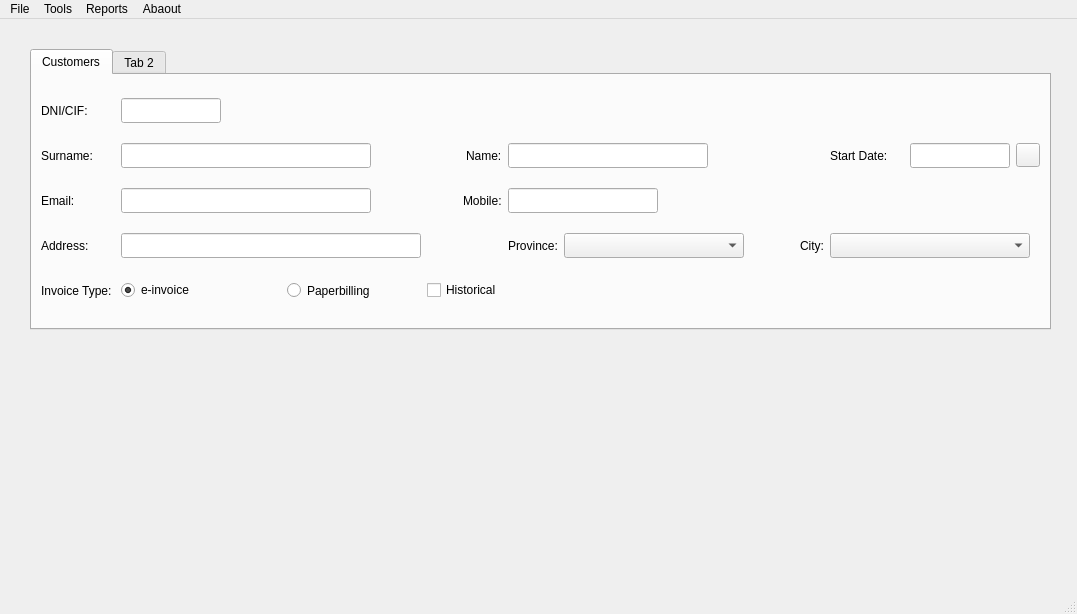
This is templates/window.ui in MiguelRQ24/espresa_teis as Qt 5 draws it before an edit. The edited form follows.
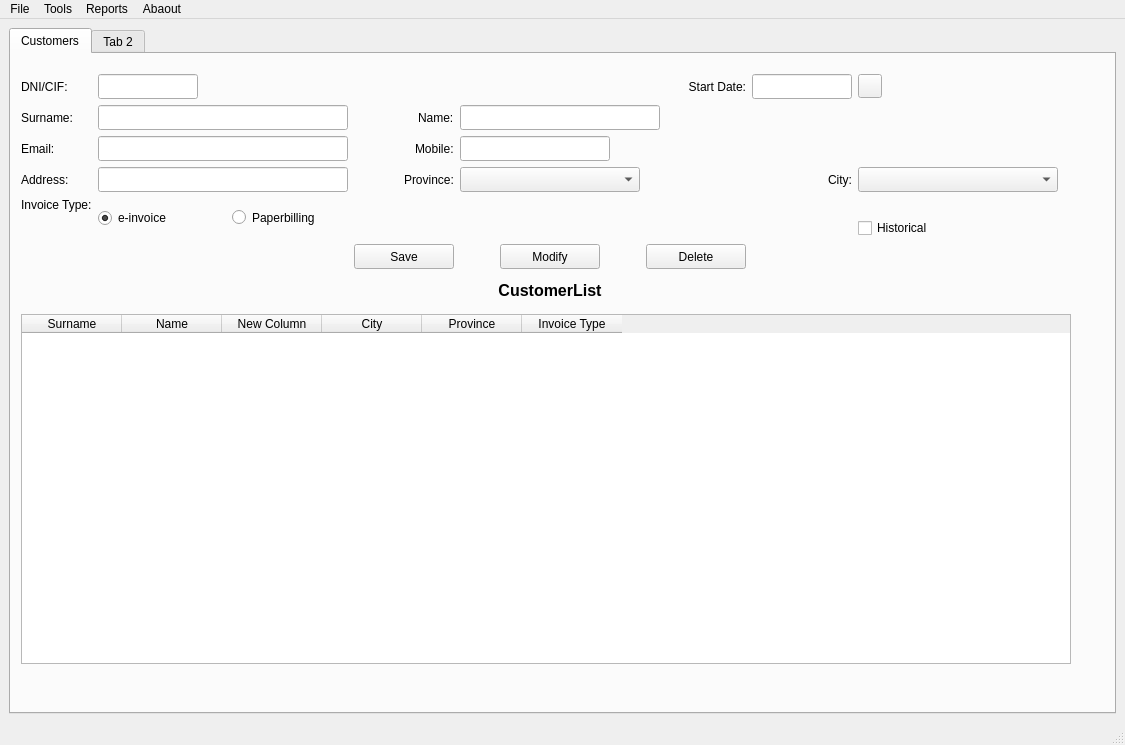
This is the edited form. Icons and pictures are not drawn.

Commit message: feat(window.ui):Crear la tabla donde apareceran los clientes y sus botones

What changed in the file:
```diff
--- a/templates/window.ui
+++ b/templates/window.ui
@@ -6,23 +6,17 @@
    <rect>
     <x>0</x>
     <y>0</y>
-    <width>1077</width>
-    <height>614</height>
+    <width>1125</width>
+    <height>745</height>
    </rect>
   </property>
   <property name="windowTitle">
    <string>EmpresaTeis</string>
   </property>
   <widget class="QWidget" name="centralwidget">
+   <layout class="QHBoxLayout" name="horizontalLayout">
+    <item>
    <widget class="QTabWidget" name="panMain">
-    <property name="geometry">
-     <rect>
-      <x>30</x>
-      <y>30</y>
-      <width>1021</width>
-      <height>281</height>
-     </rect>
-    </property>
     <property name="currentIndex">
      <number>0</number>
     </property>
@@ -30,12 +24,267 @@
      <attribute name="title">
       <string>Customers</string>
      </attribute>
-     <layout class="QGridLayout" name="gridLayout">
+       <widget class="QTableWidget" name="tableCustomerList">
+        <property name="geometry">
+         <rect>
+          <x>10</x>
+          <y>260</y>
+          <width>1050</width>
+          <height>350</height>
+         </rect>
+        </property>
+        <property name="minimumSize">
+         <size>
+          <width>1050</width>
+          <height>200</height>
+         </size>
+        </property>
+        <column>
+         <property name="text">
+          <string>Surname</string>
+         </property>
+        </column>
+        <column>
+         <property name="text">
+          <string>Name</string>
+         </property>
+        </column>
+        <column>
+         <property name="text">
+          <string>New Column</string>
+         </property>
+        </column>
+        <column>
+         <property name="text">
+          <string>City</string>
+         </property>
+        </column>
+        <column>
+         <property name="text">
+          <string>Province</string>
+         </property>
+        </column>
+        <column>
+         <property name="text">
+          <string>Invoice Type</string>
+         </property>
+        </column>
+       </widget>
+       <widget class="QWidget" name="layoutWidget">
+        <property name="geometry">
+         <rect>
+          <x>10</x>
+          <y>20</y>
+          <width>1051</width>
+          <height>229</height>
+         </rect>
+        </property>
+        <layout class="QGridLayout" name="gridLayout_2">
+         <item row="0" column="6">
+          <widget class="QLineEdit" name="txtAltacli">
+           <property name="minimumSize">
+            <size>
+             <width>100</width>
+             <height>25</height>
+            </size>
+           </property>
+           <property name="maximumSize">
+            <size>
+             <width>100</width>
+             <height>25</height>
+            </size>
+           </property>
+           <property name="text">
+            <string/>
+           </property>
+           <property name="alignment">
+            <set>Qt::AlignCenter</set>
+           </property>
+          </widget>
+         </item>
+         <item row="0" column="7">
+          <widget class="QPushButton" name="btnFechaaltacli">
+           <property name="maximumSize">
+            <size>
+             <width>24</width>
+             <height>24</height>
+            </size>
+           </property>
+           <property name="text">
+            <string/>
+           </property>
+           <property name="icon">
+            <iconset>
+             <normaloff>../img/calendar.png</normaloff>../img/calendar.png</iconset>
+           </property>
+           <property name="iconSize">
+            <size>
+             <width>24</width>
+             <height>24</height>
+            </size>
+           </property>
+          </widget>
+         </item>
+         <item row="6" column="5">
+          <widget class="QPushButton" name="btnDelcli">
+           <property name="minimumSize">
+            <size>
+             <width>100</width>
+             <height>25</height>
+            </size>
+           </property>
+           <property name="maximumSize">
+            <size>
+             <width>100</width>
+             <height>25</height>
+            </size>
+           </property>
+           <property name="text">
+            <string>Delete</string>
+           </property>
+          </widget>
+         </item>
+         <item row="7" column="4" alignment="Qt::AlignHCenter">
+          <widget class="QLabel" name="lblListcli">
+           <property name="sizePolicy">
+            <sizepolicy hsizetype="Preferred" vsizetype="Preferred">
+             <horstretch>150</horstretch>
+             <verstretch>30</verstretch>
+            </sizepolicy>
+           </property>
+           <property name="minimumSize">
+            <size>
+             <width>150</width>
+             <height>30</height>
+            </size>
+           </property>
+           <property name="maximumSize">
+            <size>
+             <width>150</width>
+             <height>30</height>
+            </size>
+           </property>
+           <property name="font">
+            <font>
+             <pointsize>12</pointsize>
+             <weight>75</weight>
+             <bold>true</bold>
+            </font>
+           </property>
+           <property name="text">
+            <string>CustomerList</string>
+           </property>
+           <property name="alignment">
+            <set>Qt::AlignCenter</set>
+           </property>
+          </widget>
+         </item>
+         <item row="5" column="7">
+          <widget class="QCheckBox" name="chkHistoriccli">
+           <property name="text">
+            <string>Historical</string>
+           </property>
+          </widget>
+         </item>
+         <item row="4" column="2" rowspan="2">
+          <widget class="QRadioButton" name="rbtFacpapel">
+           <property name="minimumSize">
+            <size>
+             <width>100</width>
+             <height>25</height>
+            </size>
+           </property>
+           <property name="maximumSize">
+            <size>
+             <width>100</width>
+             <height>25</height>
+            </size>
+           </property>
+           <property name="text">
+            <string>Paperbilling</string>
+           </property>
+           <attribute name="buttonGroup">
+            <string notr="true">groupbtnFac</string>
+           </attribute>
+          </widget>
+         </item>
+         <item row="6" column="3">
+          <widget class="QPushButton" name="btnSavecli">
+           <property name="minimumSize">
+            <size>
+             <width>100</width>
+             <height>25</height>
+            </size>
+           </property>
+           <property name="maximumSize">
+            <size>
+             <width>100</width>
+             <height>25</height>
+            </size>
+           </property>
+           <property name="text">
+            <string>Save</string>
+           </property>
+          </widget>
+         </item>
+         <item row="4" column="1" rowspan="2">
+          <widget class="QRadioButton" name="rbtFace">
+           <property name="minimumSize">
+            <size>
+             <width>100</width>
+             <height>0</height>
+            </size>
+           </property>
+           <property name="maximumSize">
+            <size>
+             <width>100</width>
+             <height>16777215</height>
+            </size>
+           </property>
+           <property name="text">
+            <string>e-invoice</string>
+           </property>
+           <property name="checked">
+            <bool>true</bool>
+           </property>
+           <attribute name="buttonGroup">
+            <string notr="true">groupbtnFac</string>
+           </attribute>
+          </widget>
+         </item>
+         <item row="6" column="4" alignment="Qt::AlignHCenter">
+          <widget class="QPushButton" name="btmModycli">
+           <property name="minimumSize">
+            <size>
+             <width>100</width>
+             <height>25</height>
+            </size>
+           </property>
+           <property name="maximumSize">
+            <size>
+             <width>100</width>
+             <height>25</height>
+            </size>
+           </property>
+           <property name="text">
+            <string>Modify</string>
+           </property>
+          </widget>
+         </item>
       <item row="0" column="0">
        <widget class="QLabel" name="lblDnicli">
+           <property name="maximumSize">
+            <size>
+             <width>70</width>
+             <height>16777215</height>
+            </size>
+           </property>
         <property name="text">
          <string>DNI/CIF:</string>
         </property>
+           <property name="alignment">
+            <set>Qt::AlignLeading|Qt::AlignLeft|Qt::AlignVCenter</set>
+           </property>
        </widget>
       </item>
       <item row="0" column="1">
@@ -56,6 +305,12 @@
       </item>
       <item row="1" column="0">
        <widget class="QLabel" name="lblApelcli">
+           <property name="maximumSize">
+            <size>
+             <width>75</width>
+             <height>16777215</height>
+            </size>
+           </property>
         <property name="text">
          <string>Surname:</string>
         </property>
@@ -77,86 +332,14 @@
         </property>
        </widget>
       </item>
-      <item row="1" column="3" alignment="Qt::AlignRight">
-       <widget class="QLabel" name="lblNombrecli">
-        <property name="text">
-         <string>Name:</string>
-        </property>
-       </widget>
-      </item>
-      <item row="1" column="4" colspan="2">
-       <widget class="QLineEdit" name="txtNombrecli">
-        <property name="minimumSize">
-         <size>
-          <width>200</width>
-          <height>25</height>
-         </size>
-        </property>
-        <property name="maximumSize">
-         <size>
-          <width>100</width>
-          <height>25</height>
-         </size>
-        </property>
-        <property name="text">
-         <string/>
-        </property>
-       </widget>
-      </item>
-      <item row="1" column="7">
-       <widget class="QLabel" name="lblAltacli">
-        <property name="text">
-         <string>Start Date:</string>
-        </property>
-       </widget>
-      </item>
-      <item row="1" column="8">
-       <widget class="QLineEdit" name="txtAltacli">
-        <property name="minimumSize">
-         <size>
-          <width>100</width>
-          <height>25</height>
-         </size>
-        </property>
-        <property name="maximumSize">
-         <size>
-          <width>100</width>
-          <height>25</height>
-         </size>
-        </property>
-        <property name="text">
-         <string/>
-        </property>
-        <property name="alignment">
-         <set>Qt::AlignCenter</set>
-        </property>
-       </widget>
-      </item>
-      <item row="1" column="9">
-       <widget class="QPushButton" name="btnFechaaltacli">
-        <property name="maximumSize">
-         <size>
-          <width>24</width>
-          <height>24</height>
-         </size>
-        </property>
-        <property name="text">
-         <string/>
-        </property>
-        <property name="icon">
-         <iconset>
-          <normaloff>../img/calendar.png</normaloff>../img/calendar.png</iconset>
-        </property>
-        <property name="iconSize">
-         <size>
-          <width>24</width>
-          <height>24</height>
-         </size>
-        </property>
-       </widget>
-      </item>
       <item row="2" column="0">
        <widget class="QLabel" name="lblEmailcli">
+           <property name="maximumSize">
+            <size>
+             <width>75</width>
+             <height>16777215</height>
+            </size>
+           </property>
         <property name="text">
          <string>Email:</string>
         </property>
@@ -180,12 +363,50 @@
       </item>
       <item row="2" column="3" alignment="Qt::AlignRight">
        <widget class="QLabel" name="lblMobilecli">
+           <property name="maximumSize">
+            <size>
+             <width>75</width>
+             <height>16777215</height>
+            </size>
+           </property>
         <property name="text">
          <string>Mobile:</string>
         </property>
        </widget>
       </item>
-      <item row="2" column="4" colspan="2">
+         <item row="1" column="3" alignment="Qt::AlignRight">
+          <widget class="QLabel" name="lblNombrecli">
+           <property name="maximumSize">
+            <size>
+             <width>75</width>
+             <height>16777215</height>
+            </size>
+           </property>
+           <property name="text">
+            <string>Name:</string>
+           </property>
+          </widget>
+         </item>
+         <item row="1" column="4" colspan="2">
+          <widget class="QLineEdit" name="txtNombrecli">
+           <property name="minimumSize">
+            <size>
+             <width>200</width>
+             <height>25</height>
+            </size>
+           </property>
+           <property name="maximumSize">
+            <size>
+             <width>200</width>
+             <height>25</height>
+            </size>
+           </property>
+           <property name="text">
+            <string/>
+           </property>
+          </widget>
+         </item>
+         <item row="2" column="4">
        <widget class="QLineEdit" name="txtMobilecli">
         <property name="minimumSize">
          <size>
@@ -204,30 +425,49 @@
         </property>
        </widget>
       </item>
+         <item row="3" column="1" colspan="2">
+          <widget class="QLineEdit" name="txtAddresscli">
+           <property name="minimumSize">
+            <size>
+             <width>250</width>
+             <height>25</height>
+            </size>
+           </property>
+           <property name="maximumSize">
+            <size>
+             <width>250</width>
+             <height>25</height>
+            </size>
+           </property>
+          </widget>
+         </item>
       <item row="3" column="0">
        <widget class="QLabel" name="lblAddress">
+           <property name="maximumSize">
+            <size>
+             <width>75</width>
+             <height>16777215</height>
+            </size>
+           </property>
         <property name="text">
          <string>Address:</string>
         </property>
        </widget>
       </item>
-      <item row="3" column="1" colspan="2">
-       <widget class="QLineEdit" name="txtAddresscli">
-        <property name="minimumSize">
-         <size>
-          <width>300</width>
-          <height>25</height>
-         </size>
-        </property>
+         <item row="3" column="3" alignment="Qt::AlignRight">
+          <widget class="QLabel" name="lblProvincecli">
         <property name="maximumSize">
          <size>
-          <width>250</width>
+             <width>50</width>
           <height>25</height>
          </size>
         </property>
-       </widget>
-      </item>
-      <item row="3" column="5" alignment="Qt::AlignLeft">
+           <property name="text">
+            <string>Province:</string>
+           </property>
+          </widget>
+         </item>
+         <item row="3" column="4">
        <widget class="QComboBox" name="cmbProvincecli">
         <property name="minimumSize">
          <size>
@@ -250,7 +490,7 @@
         </property>
        </widget>
       </item>
-      <item row="3" column="7" colspan="3">
+         <item row="3" column="7" colspan="2">
        <widget class="QComboBox" name="cmbCitycli">
         <property name="minimumSize">
          <size>
@@ -268,79 +508,41 @@
       </item>
       <item row="4" column="0">
        <widget class="QLabel" name="lblTipofaccli">
+           <property name="maximumSize">
+            <size>
+             <width>75</width>
+             <height>16777215</height>
+            </size>
+           </property>
         <property name="text">
          <string>Invoice Type:</string>
         </property>
        </widget>
       </item>
-      <item row="4" column="1">
-       <widget class="QRadioButton" name="rbtFace">
+         <item row="0" column="5">
+          <widget class="QLabel" name="lblAltacli">
         <property name="minimumSize">
          <size>
-          <width>100</width>
-          <height>0</height>
-         </size>
-        </property>
-        <property name="maximumSize">
-         <size>
-          <width>100</width>
-          <height>16777215</height>
-         </size>
-        </property>
-        <property name="text">
-         <string>e-invoice</string>
-        </property>
-        <property name="checked">
-         <bool>true</bool>
-        </property>
-        <attribute name="buttonGroup">
-         <string notr="true">groupbtnFac</string>
-        </attribute>
-       </widget>
-      </item>
-      <item row="4" column="2">
-       <widget class="QRadioButton" name="rbtFacpapel">
-        <property name="minimumSize">
-         <size>
-          <width>100</width>
+             <width>60</width>
           <height>25</height>
          </size>
         </property>
         <property name="maximumSize">
          <size>
-          <width>100</width>
+             <width>140</width>
           <height>25</height>
          </size>
         </property>
         <property name="text">
-         <string>Paperbilling</string>
-        </property>
-        <attribute name="buttonGroup">
-         <string notr="true">groupbtnFac</string>
-        </attribute>
-       </widget>
-      </item>
-      <item row="4" column="3" colspan="3">
-       <widget class="QCheckBox" name="chkHistoriccli">
-        <property name="text">
-         <string>Historical</string>
-        </property>
-       </widget>
-      </item>
-      <item row="3" column="4">
-       <widget class="QLabel" name="lblProvincecli">
-        <property name="maximumSize">
-         <size>
-          <width>50</width>
-          <height>25</height>
-         </size>
-        </property>
-        <property name="text">
-         <string>Province:</string>
+            <string>Start Date:</string>
+           </property>
+           <property name="alignment">
+            <set>Qt::AlignRight|Qt::AlignTrailing|Qt::AlignVCenter</set>
         </property>
        </widget>
       </item>
      </layout>
+       </widget>
     </widget>
     <widget class="QWidget" name="tab_2">
      <attribute name="title">
@@ -348,13 +550,15 @@
      </attribute>
     </widget>
    </widget>
+    </item>
+   </layout>
   </widget>
   <widget class="QMenuBar" name="menubar">
    <property name="geometry">
     <rect>
      <x>0</x>
      <y>0</y>
-     <width>1077</width>
+     <width>1125</width>
      <height>21</height>
     </rect>
    </property>
```
Lines whose indentation alone changed are shown as unchanged.
